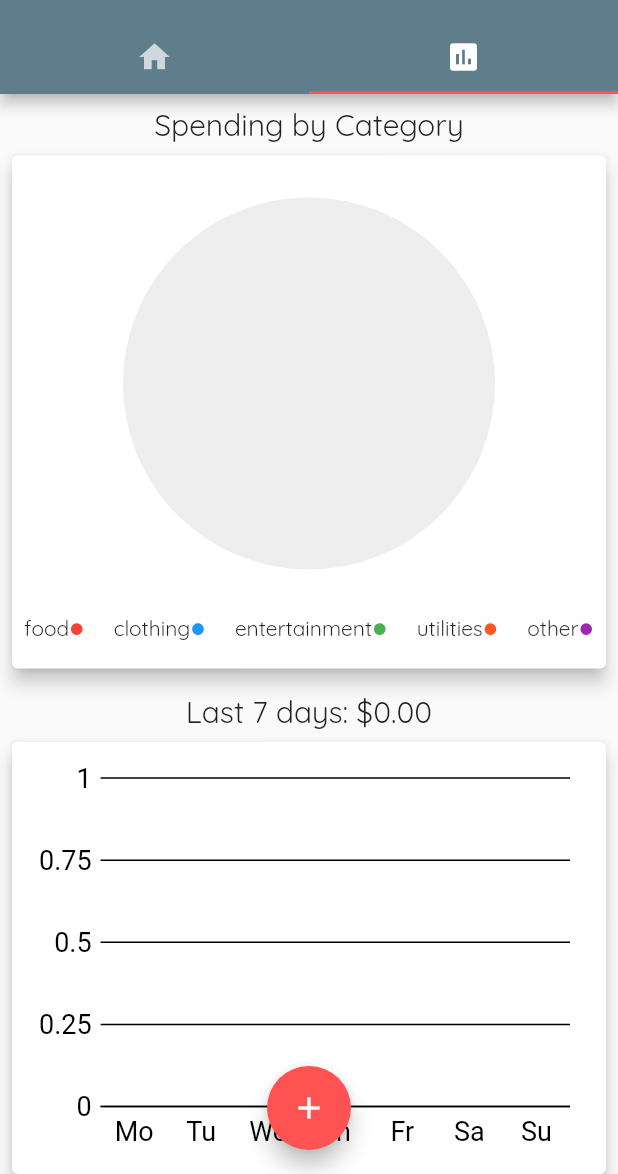
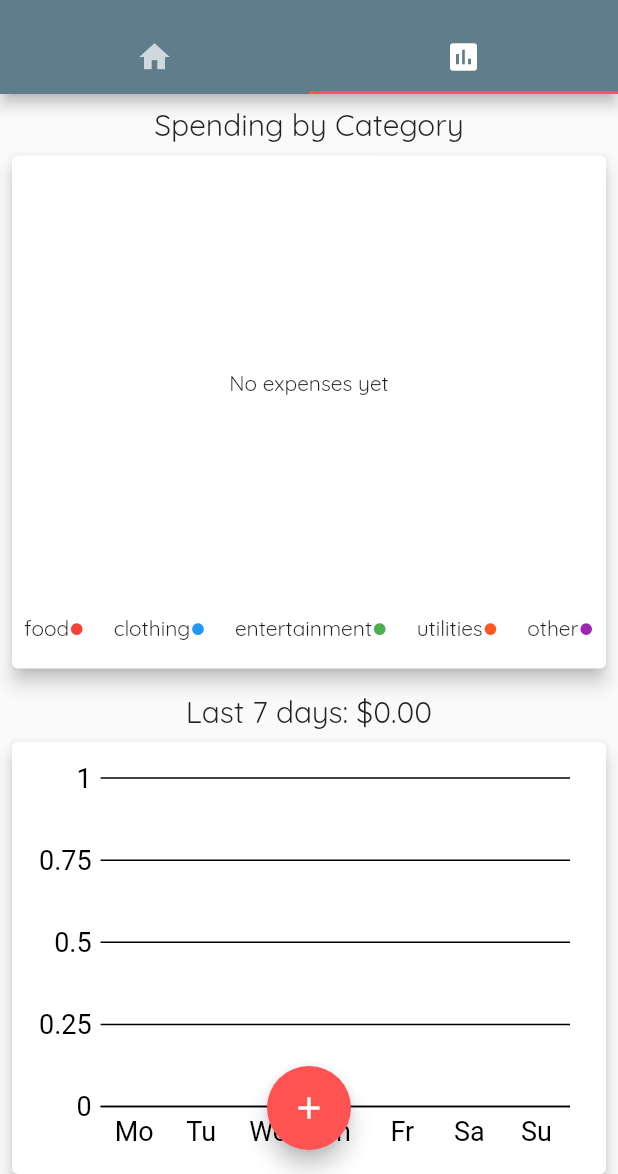
Before and after one commit to Balintataw/bilihin, a Flutter app: the screen it shows after launch, tab 2 chosen, on a phone screen of 412 x 824 dp, the part 62-1236 px from its top. Run offline on Flutter 3.47's test engine with Material 2 defaults, Android fonts, the phone set to English and light mode, and no system bars; our stand-ins replace charts_flutter, flutter_redux, redux, redux_thunk, shared_preferences, sticky_headers.

Commit message:
rename android package, add empty pie chart

```diff
--- a/lib/widgets/chart.dart
+++ b/lib/widgets/chart.dart
@@ -40,14 +40,14 @@ class Chart extends StatelessWidget {
                         ),
                         Row(
                           mainAxisAlignment: MainAxisAlignment.spaceBetween,
-                          children: CategoryType.getTypes().map((e) {
+                          children: CategoryType.getTypes().map((type) {
                             return Row(
                               children: <Widget>[
-                                Text(e.name),
+                                Text(type.name),
                                 Text(
                                   '\u2022',
                                   style: TextStyle(
-                                    color: e.color,
+                                    color: type.color,
                                     fontSize: 30
                                   )
                                 ),
@@ -63,7 +63,7 @@ class Chart extends StatelessWidget {
                   padding: const EdgeInsets.only(top: 8.0),
                   child: Text(
                     'Last 7 days: \$${totalSpendingByPeriod(state, 7).toStringAsFixed(2)}',
-                    style: TextStyle(
+                    style: const TextStyle(
                       fontSize: 20,
                     ),
                   ),
@@ -81,7 +81,7 @@ class Chart extends StatelessWidget {
                   padding: const EdgeInsets.only(top: 8.0),
                   child: Text(
                     'Last 30 days: \$${totalSpendingByPeriod(state, 30).toStringAsFixed(2)}',
-                    style: TextStyle(
+                    style: const TextStyle(
                       fontSize: 20,
                     ),
                   ),
@@ -95,7 +95,7 @@ class Chart extends StatelessWidget {
                     child: SimpleBarChart.withMonthData(state)
                   ),
                 ),
-                SizedBox(height: 80)
+                const SizedBox(height: 80)
               ],
             ),
           );
--- a/lib/widgets/chart__pie_chart.dart
+++ b/lib/widgets/chart__pie_chart.dart
@@ -7,19 +7,36 @@ import 'package:expenseTracker/selectors/selectors.dart';
 class SimplePieChart extends StatelessWidget {
   final List<charts.Series> seriesList;
   final bool animate;
+  final bool isEmpty;
 
-  SimplePieChart(this.seriesList, {this.animate});
+  SimplePieChart(this.seriesList, {this.animate, this.isEmpty});
 
   factory SimplePieChart.withMonthData(AppState state) {
     return SimplePieChart(
       _createMonthData(state),
       animate: true,
+      isEmpty: _isEmpty(state)
     );
   }
 
   @override
   Widget build(BuildContext context) {
-    return new charts.PieChart(seriesList, animate: animate);
+    if(isEmpty) {
+      return Center(child: Container(child: Text('No expenses yet'),));
+    } else {
+      return charts.PieChart(seriesList, animate: animate);
+    }
+  }
+
+  static bool _isEmpty(AppState state) {
+    final data = transactionCategoriesByMonth(state);
+    double total = data.fold(0, (previousValue, element) {
+      return previousValue += element.amount;
+    });
+    if(total <= 0.0) {
+      return true;
+    }
+    return false;
   }
 
   static List<charts.Series<BarChartData, String>> _createMonthData(AppState state) {
@@ -29,8 +46,6 @@ class SimplePieChart extends StatelessWidget {
       new charts.Series<BarChartData, String>(
         id: 'Category Month',
         colorFn: (BarChartData transaction, __) => transaction.color,
-        // colorFn: (BarChartData transaction, __) => BarChartData.colorFromCategory(transaction.category),
-        // colorFn: (BarChartData transaction, _) => charts.MaterialPalette.green.shadeDefault,
         domainFn: (BarChartData transaction, _) => transaction.day,
         measureFn: (BarChartData transaction, _) => transaction.amount,
         data: data,
```
Also changed, not shown: 6 other files.
